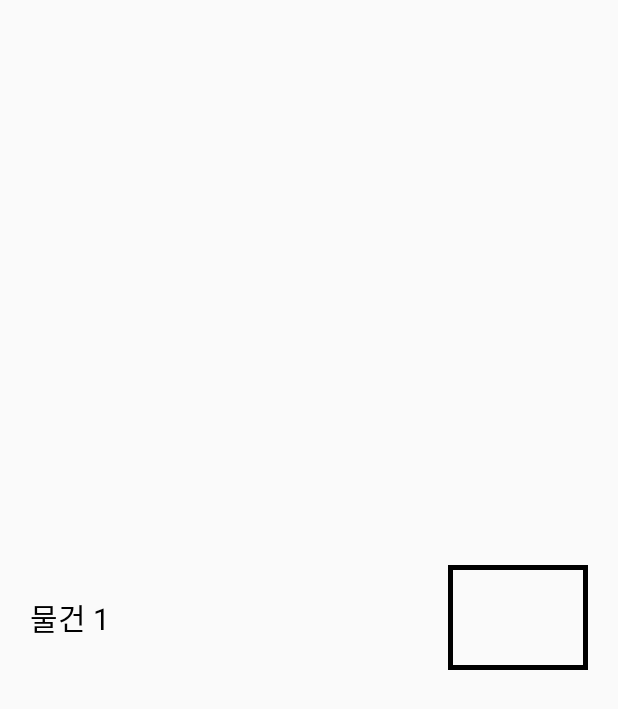
After one commit to ssb2ss/AppProgrammingProject, an Android app: the layout listview_setitem.xml on its own in the app's theme, with its tools: preview values and no code run, on a phone screen of 412 x 824 dp. The commit adds this screen. Shown: the top 709 px of the screen. Run offline under Robolectric (Android 15) with nearby library versions, the phone set to English and light mode, and no system bars.

Commit message:
image db / setitem (except listview print)

```diff
--- a/app/src/main/java/com/example/masterofconsumption/DBHelper.java
+++ b/app/src/main/java/com/example/masterofconsumption/DBHelper.java
@@ -14,7 +14,7 @@ public class DBHelper extends SQLiteOpenHelper {
     }
     @Override
     public void onCreate(SQLiteDatabase db) {
-        String createSQL = "create table uploaditem"+"(item text," +"name text primary key,"+ "price integer)";
+        String createSQL = "create table uploaditem"+"(item text," +"name text primary key,"+ "price text,"+ "image blob)";
         try
         {
             db.execSQL(createSQL);
--- a/app/src/main/res/layout/activity_set_item.xml
+++ b/app/src/main/res/layout/activity_set_item.xml
@@ -31,10 +31,11 @@
         android:layout_margin="20dp"
         android:background="@drawable/drawable_border">
 
-        <ListView
+        <ExpandableListView
             android:id="@+id/listView"
             android:layout_width="match_parent"
-            android:layout_height="match_parent"/>
+            android:layout_height="match_parent"
+            android:groupIndicator="@null"/>
 
     </ScrollView>
 
--- /dev/null
+++ b/app/src/main/res/layout/listview_setitem.xml
@@ -0,0 +1,33 @@
+<?xml version="1.0" encoding="utf-8"?>
+<LinearLayout xmlns:android="http://schemas.android.com/apk/res/android"
+    android:orientation="horizontal"
+    android:layout_width="match_parent"
+    android:layout_height="match_parent"
+    android:padding="20dp">
+
+    <TextView
+        android:id="@+id/setItemName"
+        android:layout_width="0dp"
+        android:layout_height="wrap_content"
+        android:layout_weight="3"
+        android:text="물건 1"
+        android:textSize="20sp"
+        android:textColor="#000000"
+        android:layout_gravity="center"/>
+
+    <LinearLayout
+        android:layout_width="0dp"
+        android:layout_height="70dp"
+        android:layout_gravity="center"
+        android:layout_weight="1"
+        android:background="@drawable/drawable_border"
+        android:padding="5dp">
+
+        <ImageView
+            android:id="@+id/setItemImage"
+            android:layout_width="match_parent"
+            android:layout_height="match_parent" />
+
+    </LinearLayout>
+
+</LinearLayout>
```
Also changed, not shown: app/src/main/java/com/example/masterofconsumption/ListViewSetItem.java (added, +18 -0 lines), app/src/main/java/com/example/masterofconsumption/ListViewSetItemAdapter.java (added, +109 -0 lines), app/src/main/java/com/example/masterofconsumption/ListViewSetItemKind.java (added, +26 -0 lines), app/src/main/java/com/example/masterofconsumption/SetItemActivity.java (+56 -1 lines), app/src/main/java/com/example/masterofconsumption/UploadItemActivity.java (+21 -2 lines), app/src/main/res/layout/activity_upload_item.xml (+14 -6 lines), app/src/main/res/layout/listview_setitem_kind.xml (added, +30 -0 lines), app/src/main/res/drawable/drawable_downarrow.png (added).
